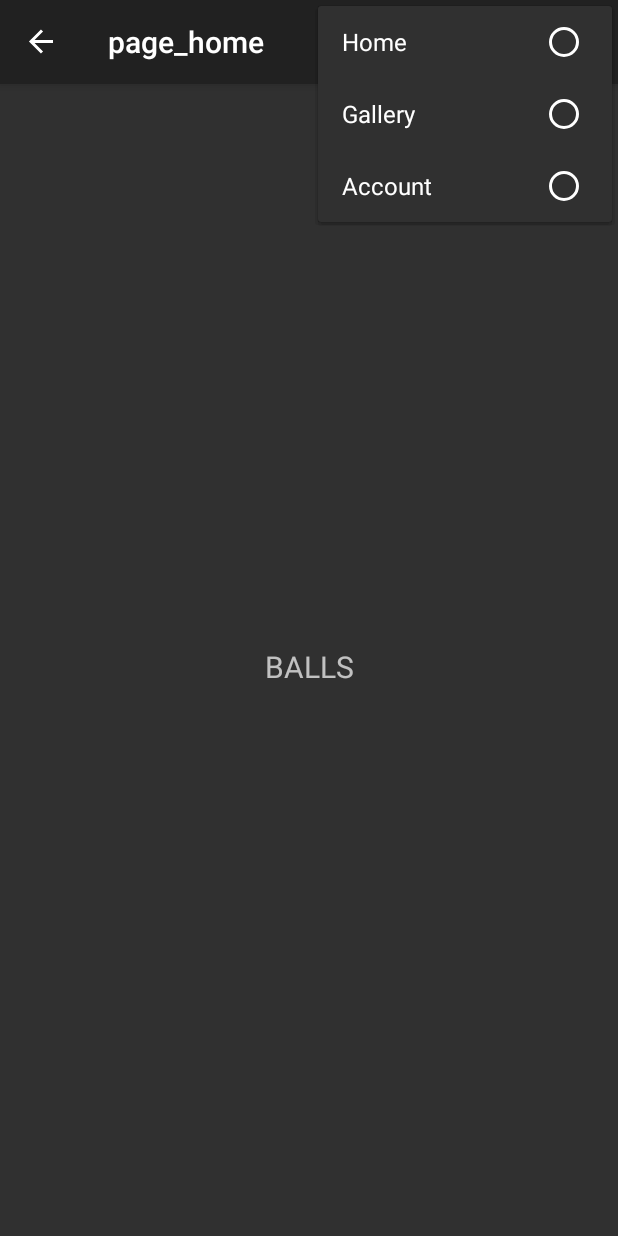
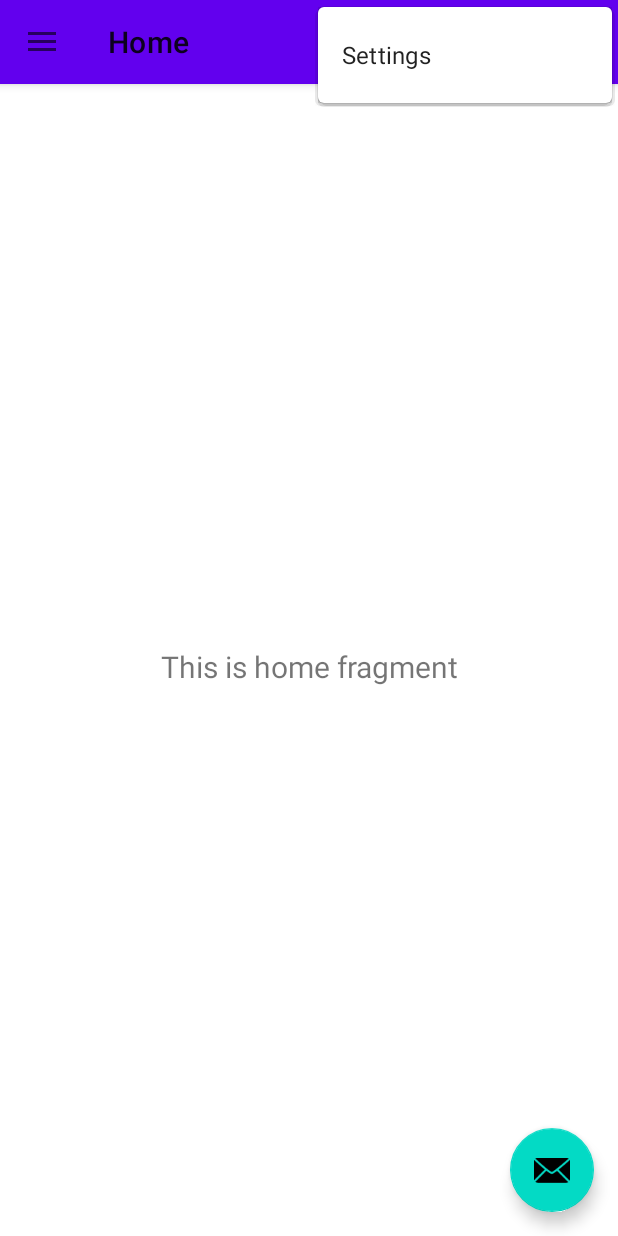
Before and after one commit to henry-pocock/alevel, an Android app: the screen it shows after launch (Main), with the options menu open, on a phone screen of 412 x 824 dp. Run offline under Robolectric (Android 15) with nearby library versions, the phone set to English and light mode, and no system bars; our stand-ins replace data binding, navigation-ui.

Commit message:
Builds and runs, correct but cant navigate properly

```diff
--- a/app/src/main/java/com/example/a_level/Main.java
+++ b/app/src/main/java/com/example/a_level/Main.java
@@ -1,33 +1,47 @@
 package com.example.a_level;
 
 import android.os.Bundle;
+import android.view.View;
 import android.view.Menu;
+
+import com.google.android.material.snackbar.Snackbar;
 import com.google.android.material.navigation.NavigationView;
+
 import androidx.navigation.NavController;
 import androidx.navigation.Navigation;
 import androidx.navigation.ui.AppBarConfiguration;
 import androidx.navigation.ui.NavigationUI;
 import androidx.drawerlayout.widget.DrawerLayout;
 import androidx.appcompat.app.AppCompatActivity;
+
 import com.example.a_level.databinding.ActivityMainBinding;
 
+public class Main extends AppCompatActivity {
 
-
-public class Main extends AppCompatActivity {
     private AppBarConfiguration mAppBarConfiguration;
+    private ActivityMainBinding binding;
 
     @Override
     protected void onCreate(Bundle savedInstanceState) {
         super.onCreate(savedInstanceState);
 
+        binding = ActivityMainBinding.inflate(getLayoutInflater());
+        setContentView(binding.getRoot());
 
-        com.example.a_level.databinding.ActivityMainBinding binding = ActivityMainBinding.inflate(getLayoutInflater());
-        setContentView(binding.getRoot());
         setSupportActionBar(binding.appBarMain.toolbar);
-
+        binding.appBarMain.fab.setOnClickListener(new View.OnClickListener() {
+            @Override
+            public void onClick(View view) {
+                Snackbar.make(view, "Replace with your own action", Snackbar.LENGTH_LONG)
+                        .setAction("Action", null).show();
+            }
+        });
         DrawerLayout drawer = binding.drawerLayout;
         NavigationView navigationView = binding.navView;
-        mAppBarConfiguration = new AppBarConfiguration.Builder(R.id.nav_home, R.id.nav_gallery, R.id.nav_slideshow)
+        // Passing each menu ID as a set of Ids because each
+        // menu should be considered as top level destinations.
+        mAppBarConfiguration = new AppBarConfiguration.Builder(
+                R.id.nav_home, R.id.nav_gallery, R.id.nav_slideshow)
                 .setOpenableLayout(drawer)
                 .build();
         NavController navController = Navigation.findNavController(this, R.id.nav_host_fragment_content_main);
@@ -37,7 +51,8 @@ public class Main extends AppCompatActivity {
 
     @Override
     public boolean onCreateOptionsMenu(Menu menu) {
-        getMenuInflater().inflate(R.menu.activity_main_drawer, menu);
+        // Inflate the menu; this adds items to the action bar if it is present.
+        getMenuInflater().inflate(R.menu.main, menu);
         return true;
     }
 
--- a/app/src/main/java/com/example/a_level/ui/home/home_page.java
+++ b/app/src/main/java/com/example/a_level/ui/home/home_page.java
@@ -4,21 +4,31 @@ import android.os.Bundle;
 import android.view.LayoutInflater;
 import android.view.View;
 import android.view.ViewGroup;
+import android.widget.TextView;
+
 import androidx.annotation.NonNull;
+import androidx.annotation.Nullable;
 import androidx.fragment.app.Fragment;
+import androidx.lifecycle.Observer;
+import androidx.lifecycle.ViewModelProvider;
 
 import com.example.a_level.databinding.PageHomeBinding;
 
+public class home_page extends Fragment {
 
-public class home_page extends Fragment {
+    private home_view_model homeViewModel;
     private PageHomeBinding binding;
 
     public View onCreateView(@NonNull LayoutInflater inflater,
                              ViewGroup container, Bundle savedInstanceState) {
+        homeViewModel =
+                new ViewModelProvider(this).get(home_view_model.class);
 
         binding = PageHomeBinding.inflate(inflater, container, false);
         View root = binding.getRoot();
 
+        final TextView textView = binding.textHome;
+        homeViewModel.getText().observe(getViewLifecycleOwner(), s -> textView.setText(s));
         return root;
     }
 
--- /dev/null
+++ b/app/src/main/java/com/example/a_level/ui/home/home_view_model.java
@@ -0,0 +1,19 @@
+package com.example.a_level.ui.home;
+
+import androidx.lifecycle.LiveData;
+import androidx.lifecycle.MutableLiveData;
+import androidx.lifecycle.ViewModel;
+
+public class home_view_model extends ViewModel {
+
+    private MutableLiveData<String> mText;
+
+    public home_view_model() {
+        mText = new MutableLiveData<>();
+        mText.setValue("This is home fragment");
+    }
+
+    public LiveData<String> getText() {
+        return mText;
+    }
+}
--- a/app/src/main/res/layout/activity_main.xml
+++ b/app/src/main/res/layout/activity_main.xml
@@ -9,12 +9,6 @@
         android:fitsSystemWindows="true"
         tools:openDrawer="start">
 
-        <include
-            layout="@layout/app_bar_main"
-            android:id="@+id/app_bar_main"
-            android:layout_width="match_parent"
-            android:layout_height="match_parent" />
-
         <com.google.android.material.navigation.NavigationView
             android:id="@+id/nav_view"
             android:layout_width="wrap_content"
@@ -23,9 +17,11 @@
             android:fitsSystemWindows="true"
             app:headerLayout="@layout/nav_header_main"
             app:menu="@menu/activity_main_drawer" />
+
+        <include
+            android:id="@+id/app_bar_main"
+            layout="@layout/app_bar_main"
+            android:layout_width="match_parent"
+            android:layout_height="match_parent" />
     </androidx.drawerlayout.widget.DrawerLayout>
-
-
-
-<!-- and add the RelativeLayout into here -->
 </layout>
--- a/app/src/main/res/layout/app_bar_main.xml
+++ b/app/src/main/res/layout/app_bar_main.xml
@@ -1,6 +1,5 @@
 <?xml version="1.0" encoding="utf-8"?>
-<androidx.coordinatorlayout.widget.CoordinatorLayout
-    xmlns:android="http://schemas.android.com/apk/res/android"
+<androidx.coordinatorlayout.widget.CoordinatorLayout xmlns:android="http://schemas.android.com/apk/res/android"
     xmlns:app="http://schemas.android.com/apk/res-auto"
     xmlns:tools="http://schemas.android.com/tools"
     android:layout_width="match_parent"
@@ -8,19 +7,28 @@
     tools:context=".Main">
 
     <com.google.android.material.appbar.AppBarLayout
+        android:layout_width="match_parent"
         android:layout_height="wrap_content"
-        android:layout_width="match_parent"
-        android:theme="@style/ThemeOverlay.MaterialComponents.ActionBar">
+        android:theme="@style/Theme.a_level">
 
         <androidx.appcompat.widget.Toolbar
             android:id="@+id/toolbar"
             android:layout_width="match_parent"
             android:layout_height="?attr/actionBarSize"
             android:background="?attr/colorPrimary"
-            app:popupTheme="@style/ThemeOverlay.MaterialComponents.ActionBar" />
+            app:popupTheme="@style/Theme.a_level" />
 
     </com.google.android.material.appbar.AppBarLayout>
 
-    <include layout="@layout/content_main"/>
+    <include layout="@layout/content_main" />
+
+    <com.google.android.material.floatingactionbutton.FloatingActionButton
+        android:id="@+id/fab"
+        android:layout_width="wrap_content"
+        android:layout_height="wrap_content"
+        android:layout_gravity="bottom|end"
+        android:layout_marginEnd="@dimen/fab_margin"
+        android:layout_marginBottom="16dp"
+        app:srcCompat="@android:drawable/ic_dialog_email" />
 
 </androidx.coordinatorlayout.widget.CoordinatorLayout>
--- a/app/src/main/res/layout/page_calendar.xml
+++ b/app/src/main/res/layout/page_calendar.xml
@@ -8,7 +8,7 @@
     tools:context=".ui.calendar.calendar_page" >
 
     <TextView
-        android:id="@+id/text_gallery"
+        android:id="@+id/text_calendar"
         android:layout_width="match_parent"
         android:layout_height="wrap_content"
         android:layout_marginStart="8dp"
--- a/app/src/main/res/layout/page_home.xml
+++ b/app/src/main/res/layout/page_home.xml
@@ -1,11 +1,10 @@
 <?xml version="1.0" encoding="utf-8"?>
-<androidx.constraintlayout.widget.ConstraintLayout
-    xmlns:android="http://schemas.android.com/apk/res/android"
+<androidx.constraintlayout.widget.ConstraintLayout xmlns:android="http://schemas.android.com/apk/res/android"
     xmlns:app="http://schemas.android.com/apk/res-auto"
     xmlns:tools="http://schemas.android.com/tools"
     android:layout_width="match_parent"
     android:layout_height="match_parent"
-    tools:context=".ui.home.home_page" >
+    tools:context=".ui.home.home_page">
 
     <TextView
         android:id="@+id/text_home"
@@ -16,10 +15,8 @@
         android:layout_marginEnd="8dp"
         android:textAlignment="center"
         android:textSize="20sp"
-        android:text="BALLS"
+        app:layout_constraintBottom_toBottomOf="parent"
         app:layout_constraintEnd_toEndOf="parent"
         app:layout_constraintStart_toStartOf="parent"
-        app:layout_constraintTop_toTopOf="parent"
-        app:layout_constraintBottom_toBottomOf="parent" />
-
+        app:layout_constraintTop_toTopOf="parent" />
 </androidx.constraintlayout.widget.ConstraintLayout>
--- /dev/null
+++ b/app/src/main/res/menu/main.xml
@@ -0,0 +1,9 @@
+<?xml version="1.0" encoding="utf-8"?>
+<menu xmlns:android="http://schemas.android.com/apk/res/android"
+    xmlns:app="http://schemas.android.com/apk/res-auto">
+    <item
+        android:id="@+id/action_settings"
+        android:orderInCategory="100"
+        android:title="Settings"
+        app:showAsAction="never" />
+</menu>
--- a/app/src/main/res/navigation/mobile_navigation.xml
+++ b/app/src/main/res/navigation/mobile_navigation.xml
@@ -3,19 +3,23 @@
     xmlns:app="http://schemas.android.com/apk/res-auto"
     xmlns:tools="http://schemas.android.com/tools"
     android:id="@+id/mobile_navigation"
-    app:startDestination="@id/home_page">
+    app:startDestination="@+id/nav_home">
 
-    <activity
-        android:id="@+id/account_page"
+    <fragment
+        android:id="@+id/nav_home"
+        android:name="com.example.a_level.ui.home.home_page"
+        android:label="@string/menu_home"
+        tools:layout="@layout/page_home" />
+
+    <fragment
+        android:id="@+id/nav_account"
         android:name="com.example.a_level.ui.account.account_page"
-        android:label="account_page" />
-    <activity
-        android:id="@+id/calendar_page"
+        android:label="@string/menu_gallery"
+        tools:layout="@layout/page_account" />
+
+    <fragment
+        android:id="@+id/nav_calendar"
         android:name="com.example.a_level.ui.calendar.calendar_page"
-        android:label="calendar_page" />
-    <fragment
-        android:id="@+id/home_page"
-        android:name="com.example.a_level.ui.home.home_page"
-        android:label="page_home"
-        tools:layout="@layout/page_home" />
+        android:label="@string/menu_account"
+        tools:layout="@layout/page_calendar" />
 </navigation>
--- a/app/src/main/res/values-night/themes.xml
+++ b/app/src/main/res/values-night/themes.xml
@@ -1,8 +1,8 @@
 <resources xmlns:tools="http://schemas.android.com/tools">
     <!-- Base application theme. -->
-    <style name="Theme.Alevel" parent="Theme.MaterialComponents.DayNight.DarkActionBar">
+    <style name="Theme.a_level" parent="Theme.MaterialComponents.DayNight.DarkActionBar">
         <!-- Primary brand color. -->
-        <item name="colorPrimary">@color/purple_200</item>
+        <item name="colorPrimary">@color/purple_500</item>
         <item name="colorPrimaryVariant">@color/purple_700</item>
         <item name="colorOnPrimary">@color/black</item>
         <!-- Secondary brand color. -->
--- a/app/src/main/res/values/strings.xml
+++ b/app/src/main/res/values/strings.xml
@@ -6,4 +6,5 @@
     <string name="nav_header_title">Navigation</string>
     <string name="nav_header_subtitle">Hello!</string>
     <string name="nav_header_desc">Navigate between apps</string>
+    <string name="todo">To Do</string>
 </resources>
--- a/app/src/main/res/values/themes.xml
+++ b/app/src/main/res/values/themes.xml
@@ -1,6 +1,6 @@
 <resources xmlns:tools="http://schemas.android.com/tools">
     <!-- Base application theme. -->
-    <style name="Theme.Alevel" parent="Theme.MaterialComponents.DayNight.DarkActionBar">
+    <style name="Theme.a_level" parent="Theme.MaterialComponents.DayNight.DarkActionBar">
         <!-- Primary brand color. -->
         <item name="colorPrimary">@color/purple_500</item>
         <item name="colorPrimaryVariant">@color/purple_700</item>
@@ -13,4 +13,13 @@
         <item name="android:statusBarColor" tools:targetApi="l">?attr/colorPrimaryVariant</item>
         <!-- Customize your theme here. -->
     </style>
+
+    <style name="Theme.a_level.NoActionBar">
+        <item name="windowActionBar">false</item>
+        <item name="windowNoTitle">true</item>
+    </style>
+
+    <style name="Theme.NewNavDrawer.AppBarOverlay" parent="ThemeOverlay.AppCompat.Dark.ActionBar" />
+
+    <style name="Theme.NewNavDrawer.PopupOverlay" parent="ThemeOverlay.AppCompat.Light" />
 </resources>
```
Also changed, not shown: app/src/main/AndroidManifest.xml (+4 -4 lines), app/src/main/java/com/example/a_level/ui/account/account_view_model.java (added, +19 -0 lines), app/src/main/java/com/example/a_level/ui/calendar/calendar_page.java (+8 -0 lines), app/src/main/java/com/example/a_level/ui/calendar/calendar_view_model.java (added, +19 -0 lines), app/src/main/res/layout/nav_header_main.xml (+6 -8 lines), app/src/main/res/drawable/appicns_calendar.png (added).
